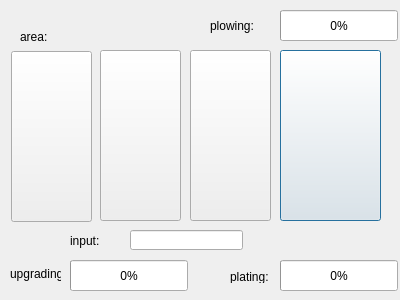
This is dialogalfalfafield.ui in slotfi909/heyDay as Qt 5 draws it before an edit. The edited form follows.
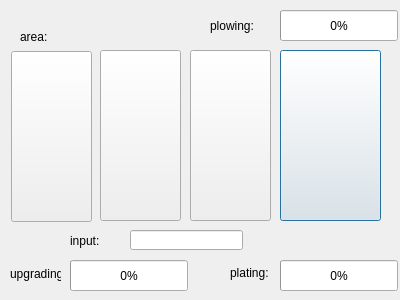
This is the edited form.

Diff of the .ui file:
```diff
--- a/dialogalfalfafield.ui
+++ b/dialogalfalfafield.ui
@@ -79,9 +79,9 @@
    <property name="geometry">
     <rect>
      <x>230</x>
-     <y>270</y>
+     <y>262</y>
      <width>47</width>
-     <height>13</height>
+     <height>21</height>
     </rect>
    </property>
    <property name="autoFillBackground">
```
Left out of the diff: 9 changed lines with no effect on the pictures.
